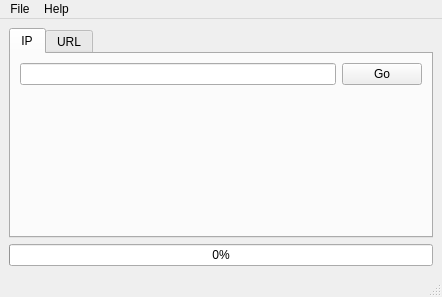
This is ui/sochelper.ui in alejandroandreu/soc-helper as Qt 5 draws it before an edit. The edited form follows.
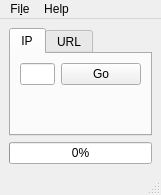
This is the edited form. The open tabs and pages were chosen to show the change.

```diff
--- a/ui/sochelper.ui
+++ b/ui/sochelper.ui
@@ -6,8 +6,8 @@
    <rect>
     <x>0</x>
     <y>0</y>
-    <width>442</width>
-    <height>297</height>
+    <width>161</width>
+    <height>195</height>
    </rect>
   </property>
   <property name="windowTitle">
@@ -113,13 +113,13 @@
     <rect>
      <x>0</x>
      <y>0</y>
-     <width>442</width>
-     <height>21</height>
+     <width>161</width>
+     <height>30</height>
     </rect>
    </property>
    <widget class="QMenu" name="menuFile">
     <property name="title">
-     <string>File</string>
+     <string>Fi&amp;le</string>
     </property>
     <addaction name="actionPreferences"/>
     <addaction name="separator"/>
```
Left out of the diff: 8 changed lines with no effect on the pictures.
